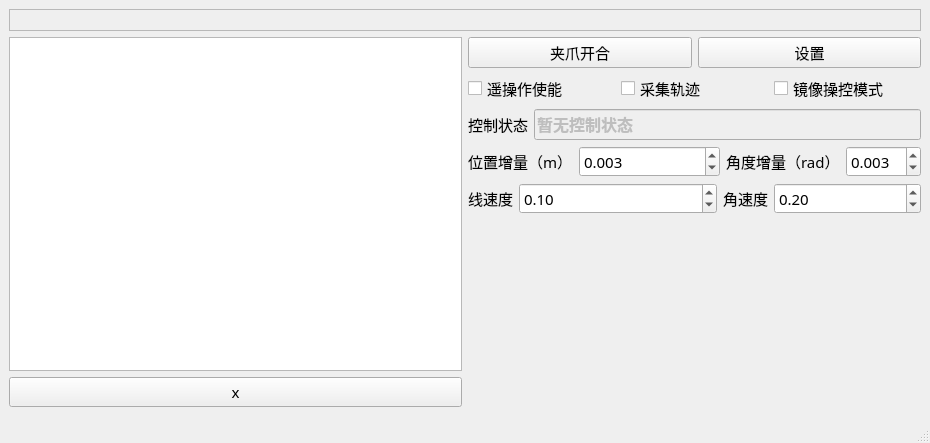
This is ui/form.ui in Wel2018/realman_teleop as Qt 5 draws it before an edit. The edited form follows.
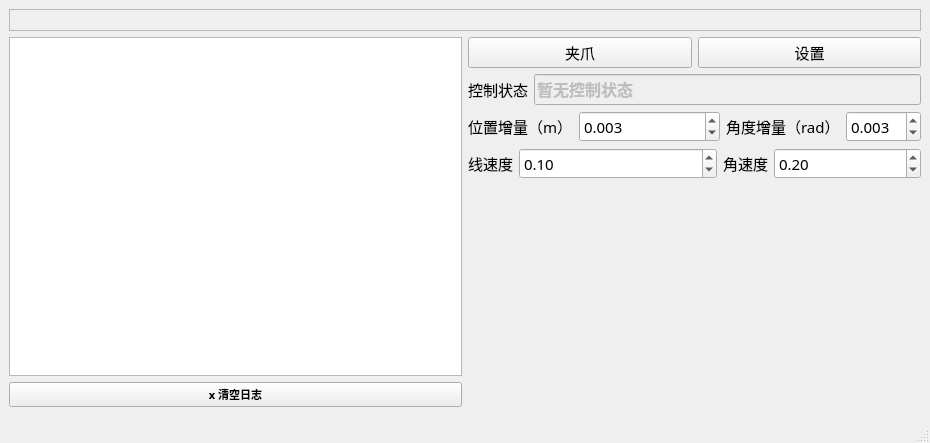
This is the edited form.

Commit message: 支持键盘控制机械臂末端

```diff
--- a/ui/form.ui
+++ b/ui/form.ui
@@ -47,8 +47,15 @@
           </item>
           <item>
            <widget class="QPushButton" name="btn_clear">
+            <property name="font">
+             <font>
+              <family>Microsoft YaHei</family>
+              <pointsize>8</pointsize>
+              <bold>true</bold>
+             </font>
+            </property>
             <property name="text">
-             <string>x</string>
+             <string>x 清空日志</string>
             </property>
            </widget>
           </item>
@@ -61,7 +68,7 @@
             <item>
              <widget class="QPushButton" name="btn_gripper">
               <property name="text">
-               <string>夹爪开合</string>
+               <string>夹爪</string>
               </property>
              </widget>
             </item>
@@ -89,31 +96,6 @@
             </item>
            </layout>
           </item>
-          <item>
-           <layout class="QHBoxLayout" name="horizontalLayout_4">
-            <item>
-             <widget class="QCheckBox" name="is_keyboard_ctrl">
-              <property name="text">
-               <string>遥操作使能</string>
-              </property>
-             </widget>
-            </item>
-            <item>
-             <widget class="QCheckBox" name="is_collect_data">
-              <property name="text">
-               <string>采集轨迹</string>
-              </property>
-             </widget>
-            </item>
-            <item>
-             <widget class="QCheckBox" name="is_mirror">
-              <property name="text">
-               <string>镜像操控模式</string>
-              </property>
-             </widget>
-            </item>
-           </layout>
-          </item>
           <item>
            <layout class="QHBoxLayout" name="horizontalLayout_5">
             <item>
```
The commit also changes 2 other files.
